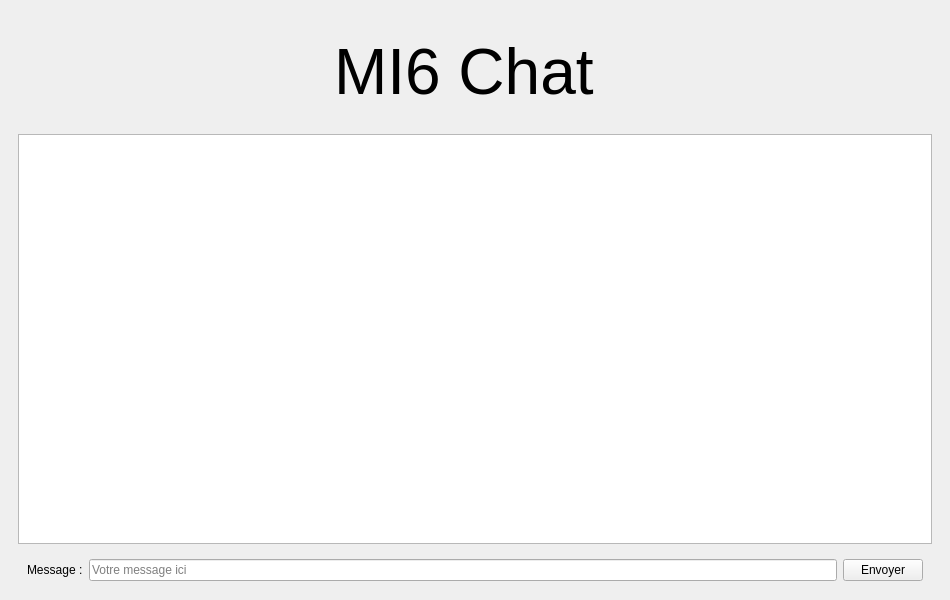
Above: App_Client/clienttcp.ui from CorentinBrossutti/Projet-L3-MI6 before the change. Below: the same form after it.
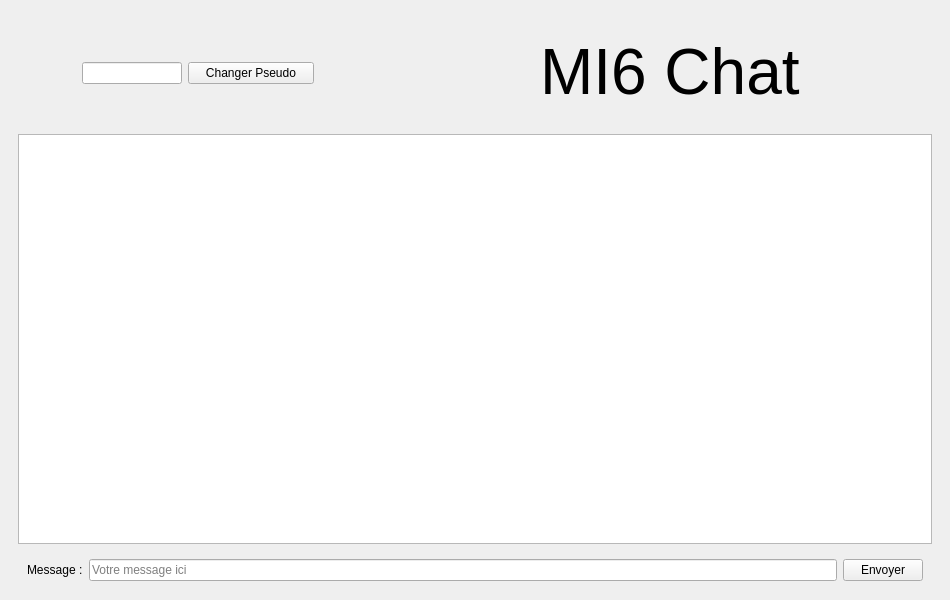
That is the form after the change. Icons and pictures are not drawn.

Patch:
```diff
--- a/App_Client/clienttcp.ui
+++ b/App_Client/clienttcp.ui
@@ -30,11 +30,8 @@
       <property name="toolTipDuration">
        <number>-1</number>
       </property>
-      <layout class="QGridLayout" name="gridLayout" rowstretch="0,0,0,0">
-       <item row="2" column="1">
-        <widget class="QTextBrowser" name="displayMessage"/>
-       </item>
-       <item row="3" column="1">
+      <layout class="QGridLayout" name="gridLayout" rowstretch="0,0,0,0,0,0">
+       <item row="5" column="0">
         <widget class="QWidget" name="group_message" native="true">
          <layout class="QGridLayout" name="groupe_message" columnstretch="0,0,0,1,0,0">
           <property name="bottomMargin">
@@ -64,23 +61,32 @@
          </layout>
         </widget>
        </item>
-       <item row="1" column="1">
+       <item row="3" column="0">
+        <widget class="QTextBrowser" name="displayMessage"/>
+       </item>
+       <item row="0" column="0">
         <widget class="QWidget" name="group_titre_image" native="true">
+         <property name="enabled">
+          <bool>true</bool>
+         </property>
          <property name="maximumSize">
           <size>
            <width>16777215</width>
            <height>150</height>
           </size>
          </property>
-         <layout class="QGridLayout" name="gridLayout_2" columnstretch="0,0,0,0">
+         <layout class="QGridLayout" name="gridLayout_2" columnstretch="0,0,0,0,0">
           <property name="leftMargin">
            <number>9</number>
           </property>
           <item row="0" column="2">
            <widget class="QWidget" name="group_nom" native="true">
+            <property name="enabled">
+             <bool>true</bool>
+            </property>
             <property name="maximumSize">
              <size>
-              <width>300</width>
+              <width>500</width>
               <height>150</height>
              </size>
             </property>
@@ -88,10 +94,16 @@
              <enum>Qt::LeftToRight</enum>
             </property>
             <layout class="QGridLayout" name="gridLayout_3">
+             <property name="sizeConstraint">
+              <enum>QLayout::SetDefaultConstraint</enum>
+             </property>
              <property name="leftMargin">
               <number>9</number>
              </property>
-             <item row="2" column="0">
+             <property name="rightMargin">
+              <number>9</number>
+             </property>
+             <item row="2" column="1">
               <widget class="QLabel" name="label_nom">
                <property name="maximumSize">
                 <size>
@@ -110,10 +122,7 @@
                </property>
               </widget>
              </item>
-            </layout>
-           </widget>
-          </item>
-          <item row="0" column="0">
+             <item row="2" column="0">
            <widget class="QLabel" name="label_image">
             <property name="maximumSize">
              <size>
@@ -132,20 +141,42 @@
             </property>
            </widget>
           </item>
-          <item row="0" column="3">
-           <widget class="QLabel" name="label_image2">
+            </layout>
+           </widget>
+          </item>
+          <item row="0" column="1">
+           <widget class="QWidget" name="gridWidget" native="true">
             <property name="maximumSize">
              <size>
-              <width>150</width>
-              <height>150</height>
+              <width>250</width>
+              <height>16777215</height>
              </size>
             </property>
+            <layout class="QGridLayout" name="zone_pseudo">
+             <item row="0" column="0">
+              <widget class="QLineEdit" name="boxPseudo">
+               <property name="maximumSize">
+                <size>
+                 <width>100</width>
+                 <height>16777215</height>
+                </size>
+               </property>
+               <property name="layoutDirection">
+                <enum>Qt::LeftToRight</enum>
+               </property>
+               <property name="alignment">
+                <set>Qt::AlignLeading|Qt::AlignLeft|Qt::AlignVCenter</set>
+               </property>
+              </widget>
+             </item>
+             <item row="0" column="1">
+              <widget class="QPushButton" name="boutonPseudo">
             <property name="text">
-             <string/>
-            </property>
-            <property name="pixmap">
-             <pixmap resource="image.qrc">:/conversation_102940.png</pixmap>
-            </property>
+                <string>Changer Pseudo</string>
+               </property>
+              </widget>
+             </item>
+            </layout>
            </widget>
           </item>
          </layout>
```
Lines whose indentation alone changed are shown as unchanged.
